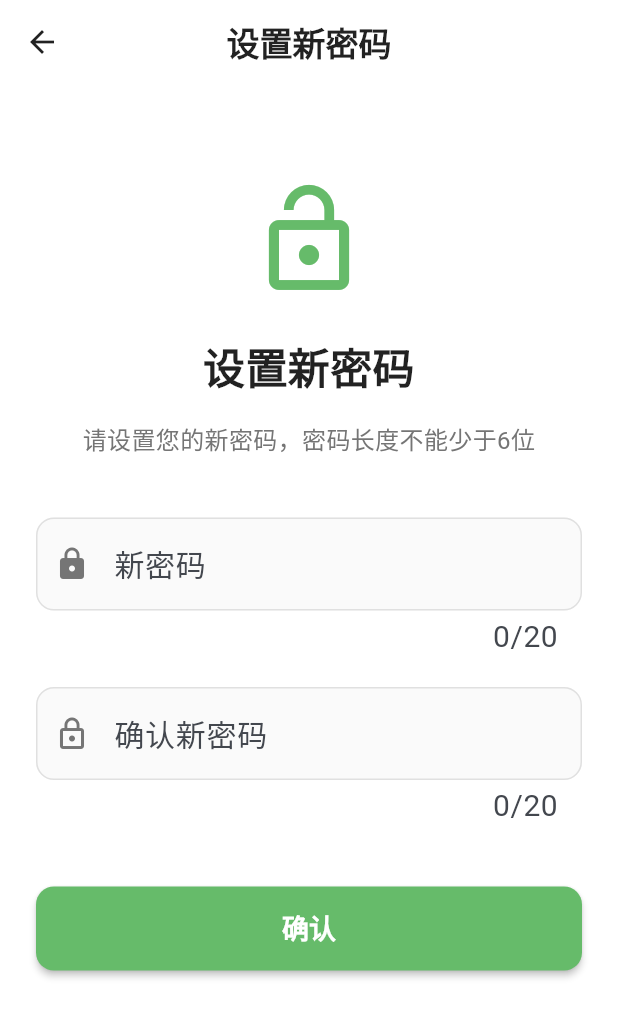
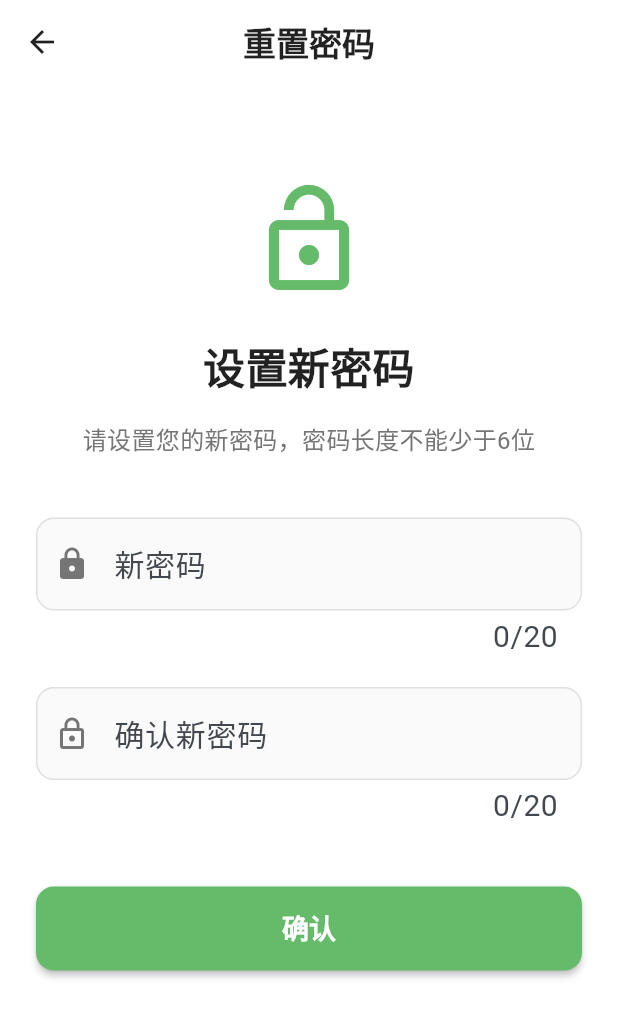
Before and after one commit to yabipi/iMath, a Flutter app: the ResetPasswordPage screen opened by its route, on a phone screen of 412 x 824 dp. Shown: the top 1017 px of the screen. Run offline on Flutter 3.47's test engine with Material 3 defaults, Android fonts, the phone set to English and light mode, and no system bars; our stand-ins replace cached_network_image, carousel_slider, connectivity_plus, cookie_jar, dio, dio_cookie_manager and 28 more; missing offline and left inert: animated_tree_view, common_utils, dart_jsonwebtoken, delta_to_html, desktop_drop, flutter_html_math and 8 more; accounts and stored records are empty; network calls fail; statements that could not run were skipped.

Commit message:
修改标题

```diff
--- a/lib/pages/user/reset_password.dart
+++ b/lib/pages/user/reset_password.dart
@@ -21,7 +21,7 @@ class _ResetPasswordPageState extends State<ResetPasswordPage> {
   Widget build(BuildContext context) {
     return Scaffold(
       appBar: AppBar(
-        title: Text('设置新密码'),
+        title: Text('重置密码'),
         centerTitle: true,
         leading: IconButton(
           icon: Icon(Icons.arrow_back),
```
